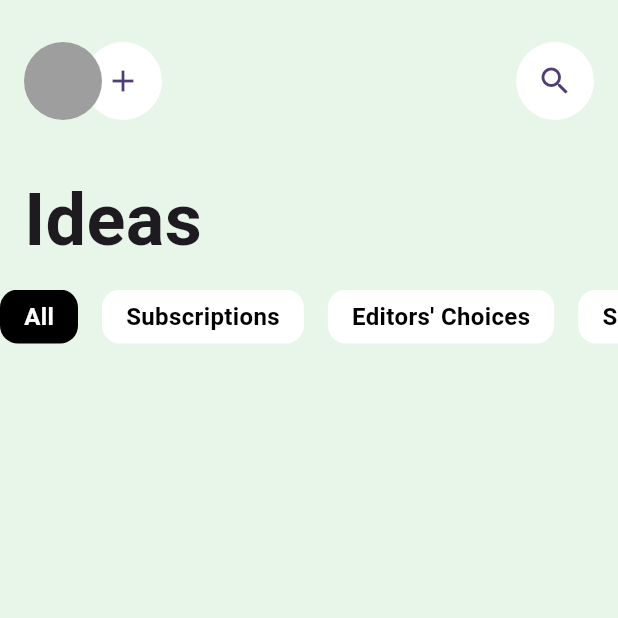
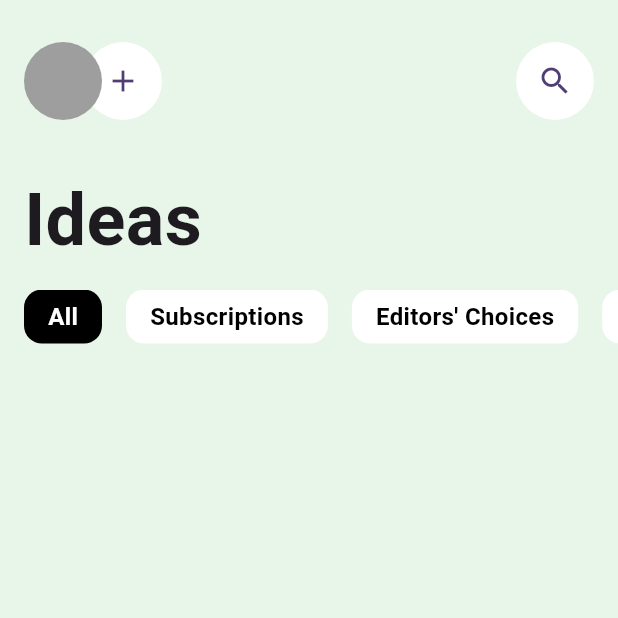
Before and after one commit to JAICHANGPARK/flutter_notebook_chapter_37, a Flutter app: the CryptoIdeasPage screen opened directly, on a phone screen of 412 x 824 dp, the top half of it. Run offline on Flutter 3.47's test engine with Material 3 defaults, Android fonts, the phone set to English and light mode, and no system bars; our stand-ins replace dots_indicator, gap, google_fonts.

Commit message:
Update crypto_ideas_page.dart

```diff
--- a/lib/ep1865_crypto_app/view/crypto_ideas_page.dart
+++ b/lib/ep1865_crypto_app/view/crypto_ideas_page.dart
@@ -1,3 +1,4 @@
+import 'package:flutter/cupertino.dart';
 import 'package:flutter/material.dart';
 import 'package:gap/gap.dart';
 
@@ -70,8 +71,9 @@ class _CryptoIdeasPageState extends State<CryptoIdeasPage> {
               ),
             ),
             Gap(12),
-            SizedBox(
+            Container(
               height: 36,
+              padding: EdgeInsets.only(left: 16),
               child: ListView.builder(
                 scrollDirection: Axis.horizontal,
                 itemCount: tabs.length,
```
